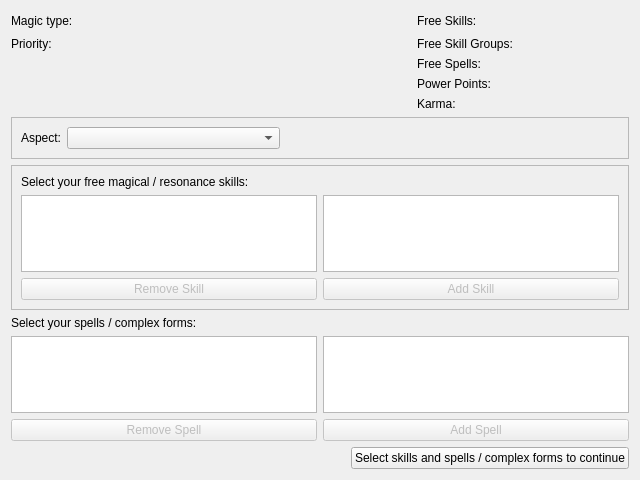
Old version of the form SR5-Shaman/ui/character/tabs/chareditmagictab.ui in the repository TheSHEEEP/SR5-Shaman.
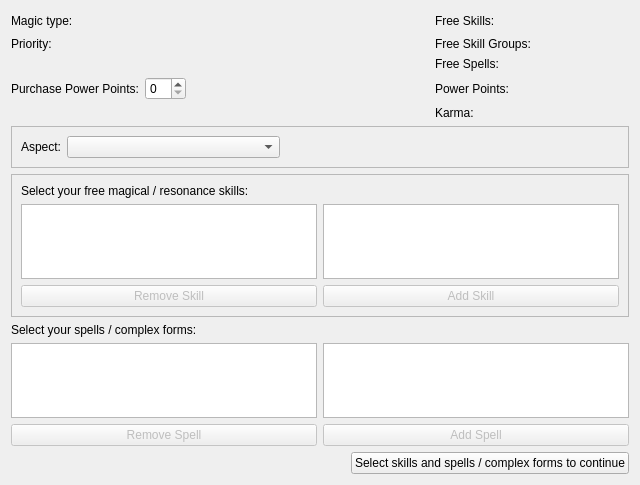
New version of the form.

```diff
--- a/SR5-Shaman/ui/character/tabs/chareditmagictab.ui
+++ b/SR5-Shaman/ui/character/tabs/chareditmagictab.ui
@@ -7,7 +7,7 @@
     <x>0</x>
     <y>0</y>
     <width>640</width>
-    <height>480</height>
+    <height>485</height>
    </rect>
   </property>
   <property name="windowTitle">
@@ -229,6 +229,33 @@
        </property>
       </widget>
      </item>
+     <item row="3" column="1">
+      <layout class="QHBoxLayout" name="horizontalLayout_8">
+       <item>
+        <widget class="QSpinBox" name="spinPurchasePP"/>
+       </item>
+       <item>
+        <spacer name="horizontalSpacer_3">
+         <property name="orientation">
+          <enum>Qt::Horizontal</enum>
+         </property>
+         <property name="sizeHint" stdset="0">
+          <size>
+           <width>40</width>
+           <height>20</height>
+          </size>
+         </property>
+        </spacer>
+       </item>
+      </layout>
+     </item>
+     <item row="3" column="0">
+      <widget class="QLabel" name="lblPurchasePP">
+       <property name="text">
+        <string>Purchase Power Points:</string>
+       </property>
+      </widget>
+     </item>
     </layout>
    </item>
    <item>
```
